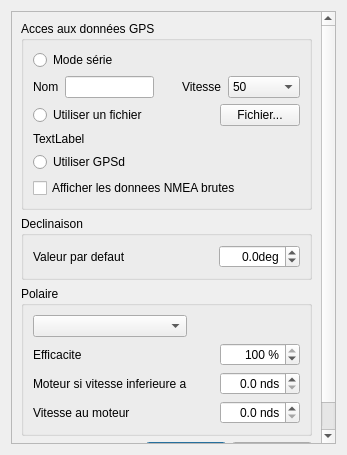
nohal/qtVlm, file src/Ui/realBoatConfig.ui: the form before one commit.
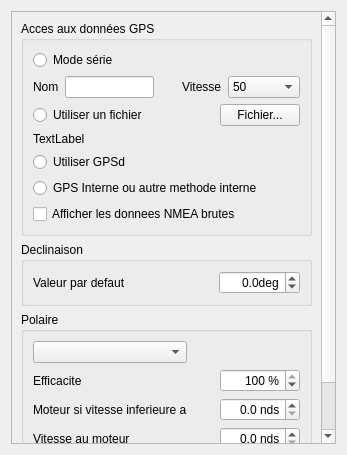
The form after the commit.

Commit message: Add QPositionInfoSource to get position from internal GPS Many changes regarding touch-screen devices

```diff
--- a/src/Ui/realBoatConfig.ui
+++ b/src/Ui/realBoatConfig.ui
@@ -24,8 +24,8 @@
        <rect>
         <x>0</x>
         <y>0</y>
-        <width>327</width>
-        <height>435</height>
+        <width>310</width>
+        <height>450</height>
        </rect>
       </property>
       <layout class="QVBoxLayout" name="verticalLayout_3">
@@ -243,6 +243,13 @@
             </property>
            </widget>
           </item>
+          <item>
+           <widget class="QRadioButton" name="rdInternal">
+            <property name="text">
+             <string>GPS Interne ou autre methode interne </string>
+            </property>
+           </widget>
+          </item>
           <item>
            <widget class="QCheckBox" name="displayNMEA">
             <property name="text">
```
The commit also changes 44 other files.
